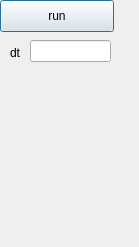
This is bubble0/bubble0.ui in ybouret/iics as Qt 5 draws it before an edit. The edited form follows.
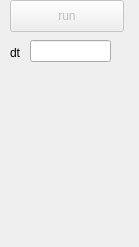
This is the edited form.

The edit to the form file:
```diff
--- a/bubble0/bubble0.ui
+++ b/bubble0/bubble0.ui
@@ -14,9 +14,12 @@
    <string>Mon  Interface</string>
   </property>
   <widget class="QPushButton" name="RUN">
+   <property name="enabled">
+    <bool>false</bool>
+   </property>
    <property name="geometry">
     <rect>
-     <x>0</x>
+     <x>10</x>
      <y>0</y>
      <width>114</width>
      <height>32</height>
```
